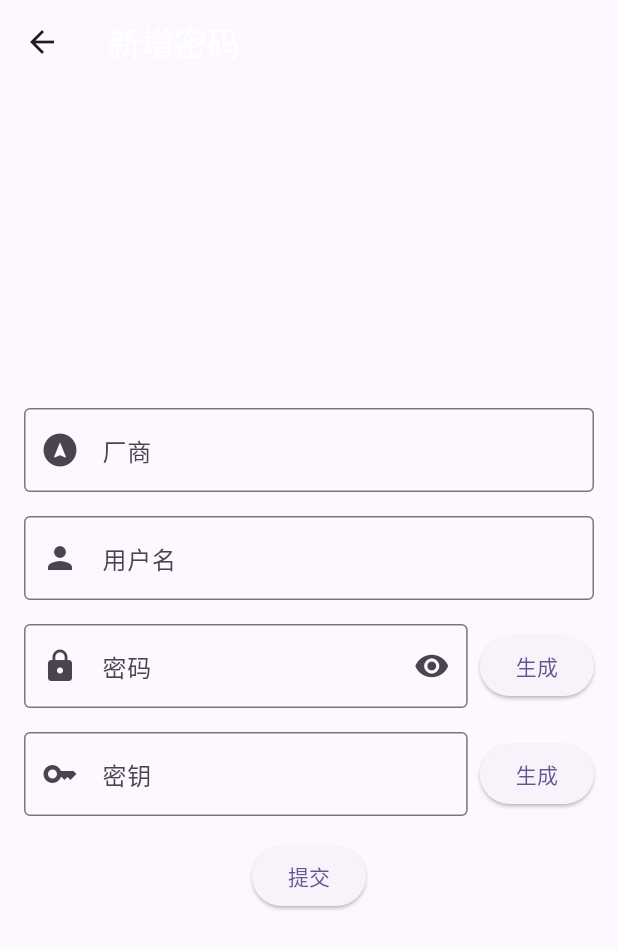
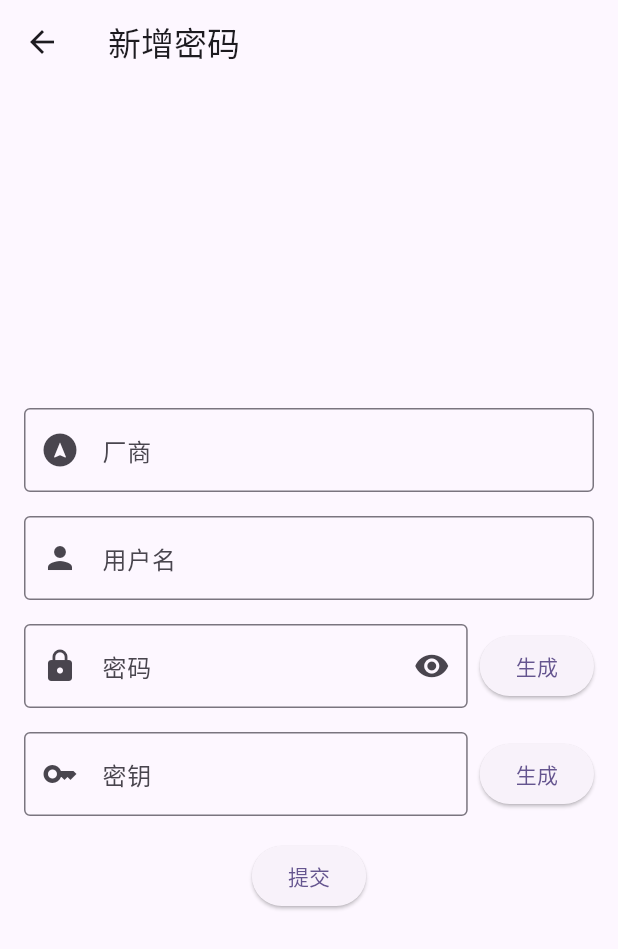
Before and after one commit to ouyangyuanpeng/key_manage, a Flutter app: the AddKey screen opened by its route, on a phone screen of 412 x 824 dp. Shown: the top 949 px of the screen. Run offline on Flutter 3.47's test engine with Material 3 defaults, Android fonts, the light colour scheme and no system bars; our stand-ins replace fluttertoast, get, sqflite; missing offline and left inert: encrypt; accounts and stored records are empty.

Commit message:
取消自定义样式,添加证书配置

```diff
--- a/lib/pages/add_key.dart
+++ b/lib/pages/add_key.dart
@@ -72,8 +72,7 @@ class _AddKeyState extends State<AddKey> {
     return Scaffold(
       appBar: AppBar(
         title: const Text(
-          '新增密码',
-          style: TextStyle(color: Colors.white),
+          '新增密码'
         ),
       ),
       body: Center(
```
Also changed, not shown: 3 other files.
